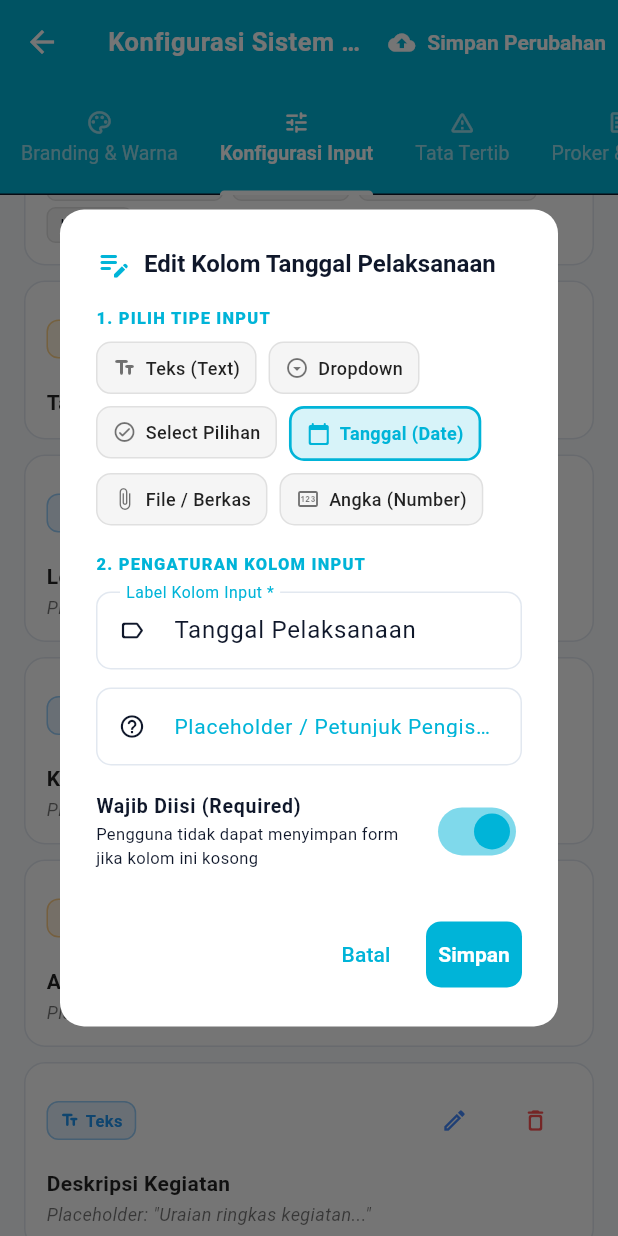
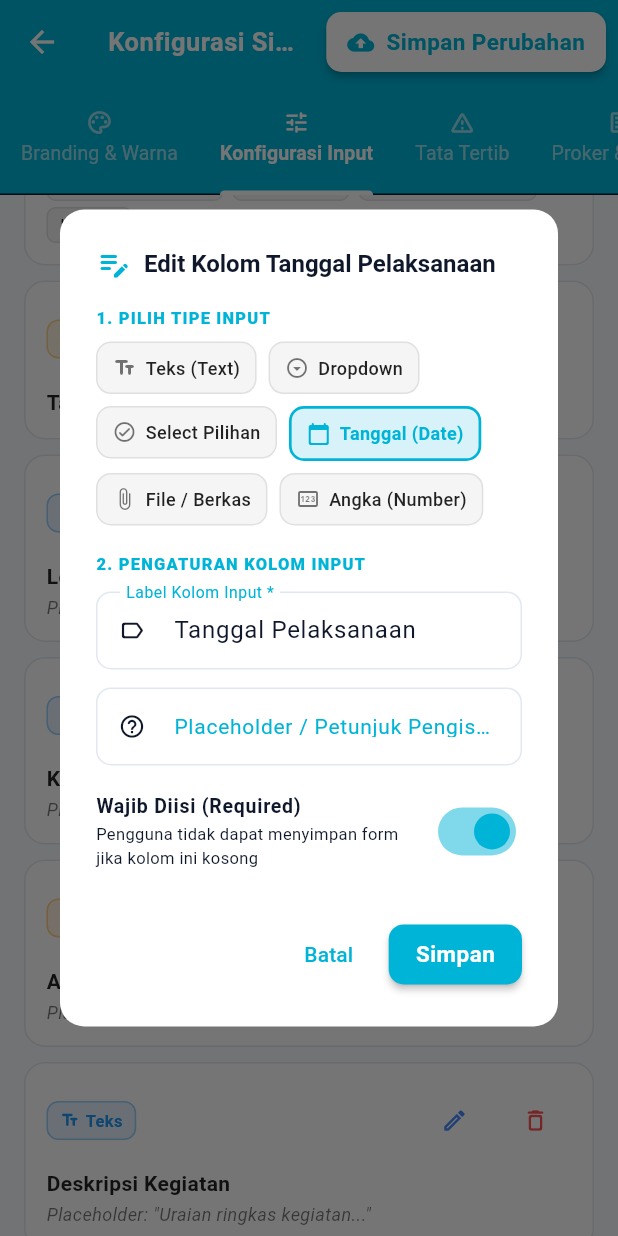
Before and after one commit to ENDY1807/OSIS_Management, a Flutter app: the AdminSettingsScreen screen opened directly, tab 2 chosen, scrolled down 576 dp, after a tap on the "edit" icon, on a phone screen of 412 x 824 dp. Run offline on Flutter 3.47's test engine with Material 3 defaults, Android fonts, the phone set to English and light mode, and no system bars; our stand-ins replace file_picker, fl_chart, flutter_local_notifications, open_filex, pdf, printing and 3 more; missing offline and left inert: excel; accounts and stored records are empty; network calls fail.

Commit message:
fix: update Save button styling and dynamic theme color across all pages

```diff
--- a/lib/screens/admin_settings_screen.dart
+++ b/lib/screens/admin_settings_screen.dart
@@ -287,7 +287,13 @@ class _AdminSettingsScreenState extends State<AdminSettingsScreen> with SingleTi
                   const SnackBar(content: Text('Akun berhasil disimpan'), backgroundColor: Colors.green),
                 );
               },
-              child: Text(LocalizationService.tr('btn_save')),
+              style: ElevatedButton.styleFrom(
+                backgroundColor: Theme.of(context).colorScheme.primary,
+                foregroundColor: Colors.white,
+                padding: const EdgeInsets.symmetric(horizontal: 18, vertical: 10),
+                shape: RoundedRectangleBorder(borderRadius: BorderRadius.circular(10)),
+              ),
+              child: Text(LocalizationService.tr('btn_save'), style: const TextStyle(fontWeight: FontWeight.bold)),
             ),
           ],
         ),
@@ -366,8 +372,15 @@ class _AdminSettingsScreenState extends State<AdminSettingsScreen> with SingleTi
             padding: const EdgeInsets.only(right: 8),
             child: ElevatedButton.icon(
               onPressed: _saving ? null : _saveAllConfigs,
-              icon: _saving ? const SizedBox(width: 16, height: 16, child: CircularProgressIndicator(color: Colors.white, strokeWidth: 2)) : const Icon(Icons.cloud_upload_rounded, size: 18),
-              label: Text(_saving ? '...' : LocalizationService.tr('btn_save_changes')),
+              icon: _saving ? SizedBox(width: 16, height: 16, child: CircularProgressIndicator(color: isDark ? Colors.white : theme.colorScheme.primary, strokeWidth: 2)) : const Icon(Icons.cloud_upload_rounded, size: 18),
+              label: Text(_saving ? '...' : LocalizationService.tr('btn_save_changes'), style: const TextStyle(fontWeight: FontWeight.bold)),
+              style: ElevatedButton.styleFrom(
+                backgroundColor: isDark ? theme.colorScheme.primary : Colors.white,
+                foregroundColor: isDark ? Colors.white : theme.colorScheme.primary,
+                elevation: 2,
+                padding: const EdgeInsets.symmetric(horizontal: 14, vertical: 8),
+                shape: RoundedRectangleBorder(borderRadius: BorderRadius.circular(10)),
+              ),
             ),
           ),
         ],
@@ -690,7 +703,13 @@ class _AdminSettingsScreenState extends State<AdminSettingsScreen> with SingleTi
                     ),
                   );
                 },
-                child: Text(LocalizationService.tr('btn_save')),
+                style: ElevatedButton.styleFrom(
+                  backgroundColor: Theme.of(context).colorScheme.primary,
+                  foregroundColor: Colors.white,
+                  padding: const EdgeInsets.symmetric(horizontal: 18, vertical: 10),
+                  shape: RoundedRectangleBorder(borderRadius: BorderRadius.circular(10)),
+                ),
+                child: Text(LocalizationService.tr('btn_save'), style: const TextStyle(fontWeight: FontWeight.bold)),
               ),
             ],
           );
--- a/lib/screens/proker_screen.dart
+++ b/lib/screens/proker_screen.dart
@@ -285,9 +285,11 @@ class _ProkerScreenState extends State<ProkerScreen> with SingleTickerProviderSt
                     await _load();
                   },
                   style: ElevatedButton.styleFrom(
-                    backgroundColor: kAccent,
+                    backgroundColor: Theme.of(context).colorScheme.primary,
+                    foregroundColor: Colors.white,
                     padding: const EdgeInsets.symmetric(vertical: 16),
                     shape: RoundedRectangleBorder(borderRadius: BorderRadius.circular(14)),
+                    elevation: 2,
                   ),
                   child: Text(
                     LocalizationService.tr('btn_save'),
```
Also changed, not shown: lib/app_theme.dart (+12 -8 lines), lib/screens/arsip_screen.dart (+11 -5 lines), lib/screens/laporan_screen.dart (+9 -4 lines), lib/screens/manajemen_screen.dart (+15 -5 lines), lib/screens/pelanggaran_screen.dart (+6 -1 lines).
